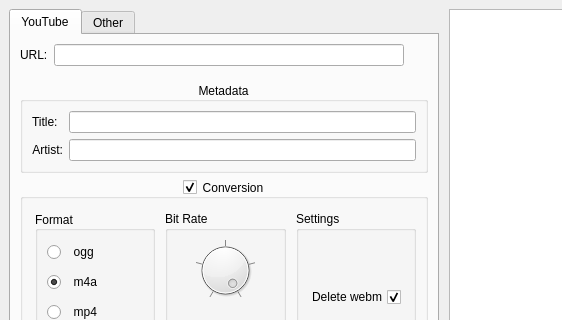
Before: the Qt Designer form tp_interface/ui/main_window.ui in nickdmakes/tek-plexor, drawn with Qt 5; both pictures show x 0 to 562 and y 0 to 320 of the 980 by 641 pixel window.
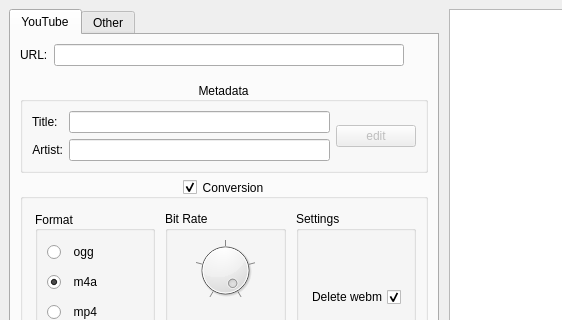
After: the same form once the commit is applied. Icons and pictures are not drawn.

Commit message: metadata editing sort of working

```diff
--- a/tp_interface/ui/main_window.ui
+++ b/tp_interface/ui/main_window.ui
@@ -168,7 +168,7 @@
             <property name="alignment">
              <set>Qt::AlignCenter</set>
             </property>
-            <layout class="QVBoxLayout" name="verticalLayout_3">
+            <layout class="QHBoxLayout" name="horizontalLayout_2">
              <item>
               <layout class="QGridLayout" name="Grid_01" rowstretch="0,0">
                <item row="0" column="1">
@@ -196,6 +196,16 @@
                </item>
               </layout>
              </item>
+             <item>
+              <widget class="QPushButton" name="ytEditMetadataButton">
+               <property name="enabled">
+                <bool>false</bool>
+               </property>
+               <property name="text">
+                <string>edit</string>
+               </property>
+              </widget>
+             </item>
             </layout>
            </widget>
           </item>
```
Left out of the diff: 2 changed lines with no effect on the pictures. The commit also changes 12 other files.
